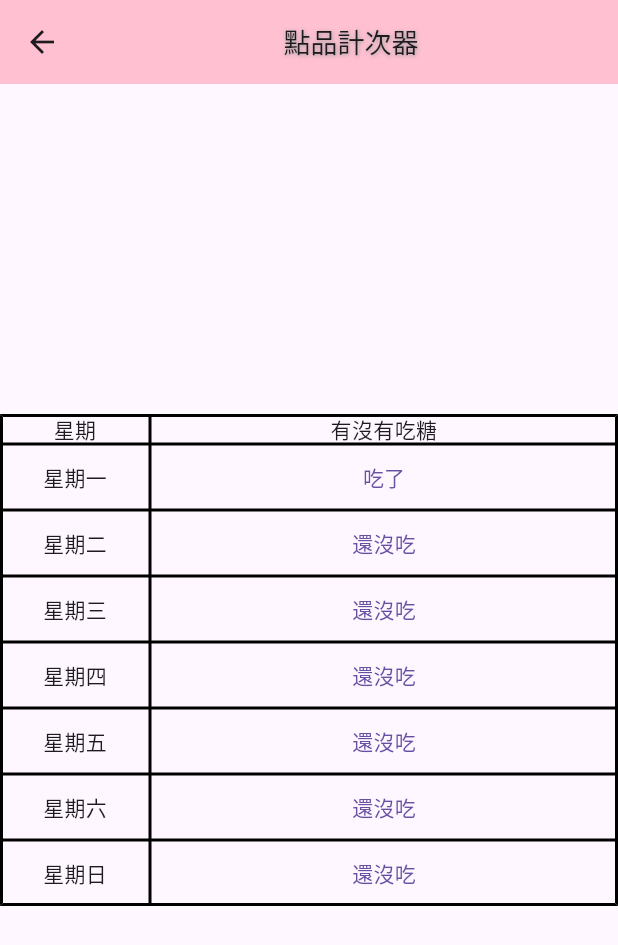
After one commit to fanfaner1207/divination, a Flutter app: the WeeklyTracker screen opened directly, after a tap on "還沒吃", on a phone screen of 412 x 824 dp. The commit adds this screen. Shown: the top 945 px of the screen. Run offline on Flutter 3.47's test engine with Material 3 defaults, Android fonts, the phone set to English and light mode, and no system bars; our stand-ins replace shared_preferences, sqflite; missing offline and left inert: bottom_drawer; accounts and stored records are empty.

Commit message:
新增功能-甜品計次器

```diff
--- a/lib/main.dart
+++ b/lib/main.dart
@@ -1,6 +1,7 @@
 import 'package:flutter/material.dart';
 import 'tabs/astrology.dart';
 import 'tabs/writingassistant.dart';
+import 'tabs/weeklytracker.dart';
 
 void main() {
   runApp(MyApp());
@@ -30,14 +31,13 @@ class Mystatefulwidget extends StatefulWidget {
 class _MystatefulwidgetState extends State<Mystatefulwidget> {
   int _setectedIndex = 0;
 
-  static const List _widgetOptions = [Astrology(), WritingAssistant()];
+  static const List _widgetOptions = [Astrology(), WritingAssistant(),WeeklyTracker()];
 
   @override
   Widget build(BuildContext context) {
     return Scaffold(
       appBar: AppBar(
-        // title: const Text('小玉妹妹&釩哥哥的天地', textAlign: TextAlign.center),
-        title: const Text('Testing title', textAlign: TextAlign.center),
+        title: const Text('寶貝專屬APP', textAlign: TextAlign.center),
         backgroundColor: const Color.fromARGB(255, 233, 166, 197),
       ),
       body: Center(child: _widgetOptions.elementAt(_setectedIndex)),
@@ -45,6 +45,7 @@ class _MystatefulwidgetState extends State<Mystatefulwidget> {
         items: const <BottomNavigationBarItem>[
           BottomNavigationBarItem(icon: Icon(Icons.star), label: '占星'),
           BottomNavigationBarItem(icon: Icon(Icons.star), label: '寫作輔助器'),
+          BottomNavigationBarItem(icon: Icon(Icons.star), label: '點品計次器'),
         ],
         currentIndex: _setectedIndex,
         selectedItemColor: const Color.fromRGBO(234, 100, 163, 1),
--- /dev/null
+++ b/lib/tabs/weeklytracker.dart
@@ -0,0 +1,142 @@
+import 'package:flutter/material.dart';
+import 'package:shared_preferences/shared_preferences.dart';
+
+
+class WeeklyTracker extends StatefulWidget {
+  const WeeklyTracker({super.key});
+
+
+  @override
+  State<WeeklyTracker> createState() => _WeeklyTrackerState();
+}
+
+class _WeeklyTrackerState extends State<WeeklyTracker> {
+  // int _counter = 0;
+  // 建立一個列表來管理7個按鈕的狀態，初始值為空，將從 shared_preferences 載入
+  List<String> _sugarStatus = List.filled(7, '還沒吃');
+  // 建立星期列表以供動態生成
+  final List<String> _weekdays = const ['星期一', '星期二', '星期三', '星期四', '星期五', '星期六', '星期日'];
+
+  String  title="";
+
+  @override
+  void initState() {
+    super.initState();
+    _loadAndCheckWeeklyData();
+  }
+
+  Future<void> _loadAndCheckWeeklyData() async {
+    final prefs = await SharedPreferences.getInstance();
+    final lastSavedDateString = prefs.getString('lastSavedDate');
+
+    DateTime now = DateTime.now();
+    bool shouldReset = false;
+
+    if (lastSavedDateString != null) {
+      final lastSavedDate = DateTime.parse(lastSavedDateString);
+      // 找出今天和上次儲存日期各自所在的星期一
+      final startOfThisWeek = now.subtract(Duration(days: now.weekday - 1));
+      final startOfLastSavedWeek = lastSavedDate.subtract(Duration(days: lastSavedDate.weekday - 1));
+
+      // 如果兩個星期一的日期不同，代表跨週了
+      if (startOfThisWeek.year != startOfLastSavedWeek.year ||
+          startOfThisWeek.month != startOfLastSavedWeek.month ||
+          startOfThisWeek.day != startOfLastSavedWeek.day) {
+        shouldReset = true;
+      }
+    } else {
+      // 如果沒有儲存過日期，也算是新的一週的開始
+      shouldReset = true;
+    }
+
+    if (shouldReset) {
+      // 重置資料
+      setState(() {
+        _sugarStatus = List.filled(7, '還沒吃');
+      });
+      await prefs.setStringList('sugarStatus', _sugarStatus);
+      await prefs.setString('lastSavedDate', now.toIso8601String());
+    } else {
+      // 載入已儲存的資料
+      final savedStatus = prefs.getStringList('sugarStatus');
+      if (savedStatus != null) {
+        setState(() {
+          _sugarStatus = savedStatus;
+        });
+      }
+    }
+  }
+
+  @override
+  Widget build(BuildContext context) {
+    return Scaffold(
+
+      appBar: AppBar(
+        title: const Center(
+          child: Text(
+            '點品計次器',
+            style: TextStyle(
+              fontSize: 18,
+              shadows: [
+                Shadow(
+                  offset: Offset(0.5, 0.5),
+                  blurRadius: 3.0,
+                  color: Colors.grey,
+                ),
+              ],
+            ),
+          ),
+        ),
+        backgroundColor: const Color.fromARGB(255, 255, 192, 209),
+      ),
+
+      body: Center(
+        child: Column(
+          mainAxisAlignment: MainAxisAlignment.center,
+          children: [Table(
+            defaultVerticalAlignment: TableCellVerticalAlignment.middle, // 將所有儲存格設為垂直置中
+            border: TableBorder.all(width: 2), // 添加邊框
+            columnWidths: {
+            0: FixedColumnWidth(100), // 固定列寬
+            1: FlexColumnWidth(), // 自適應列寬
+            },
+            children: [
+            TableRow(children: [
+            Text('星期', textAlign: TextAlign.center),
+            Text('有沒有吃糖', textAlign: TextAlign.center),
+            ]),
+            // 使用 List.generate 來動態生成每一列，避免重複的程式碼
+            ...List.generate(_weekdays.length, (index) {
+              return TableRow(
+                children: [
+                  // 將 Text Widget 置中，讓排版更好看
+                  Center(child: Text(_weekdays[index])),
+                  Center(
+                    child: TextButton(
+                      onPressed: () async {
+                        final prefs = await SharedPreferences.getInstance();
+                        // 使用 setState 來更新 UI
+                        setState(() {
+                          // 切換按鈕狀態
+                          _sugarStatus[index] = _sugarStatus[index] == '還沒吃' ? '吃了' : '還沒吃';
+                          // 儲存更新後的列表和當前日期
+                          prefs.setStringList('sugarStatus', _sugarStatus);
+                          prefs.setString('lastSavedDate', DateTime.now().toIso8601String());
+                          print('${_weekdays[index]} 的按鈕被點擊了，狀態改為: ${_sugarStatus[index]}');
+                        });
+                      },
+                      child: Text(_sugarStatus[index]),
+                    ),
+                  ),
+                ],
+              );
+            }),
+
+                  ],
+                ),
+              ],
+          ),
+
+    ));
+  }
+}
--- a/pubspec.yaml
+++ b/pubspec.yaml
@@ -33,6 +33,7 @@ dependencies:
   # The following adds the Cupertino Icons font to your application.
   # Use with the CupertinoIcons class for iOS style icons.
   cupertino_icons: ^1.0.8
+  shared_preferences: ^2.2.3
   fluttertoast: ^8.0.7
   bottom_drawer: ^0.0.5
   sqflite: ^2.3.3
```
Also changed, not shown: pubspec.lock, 1 other file.
